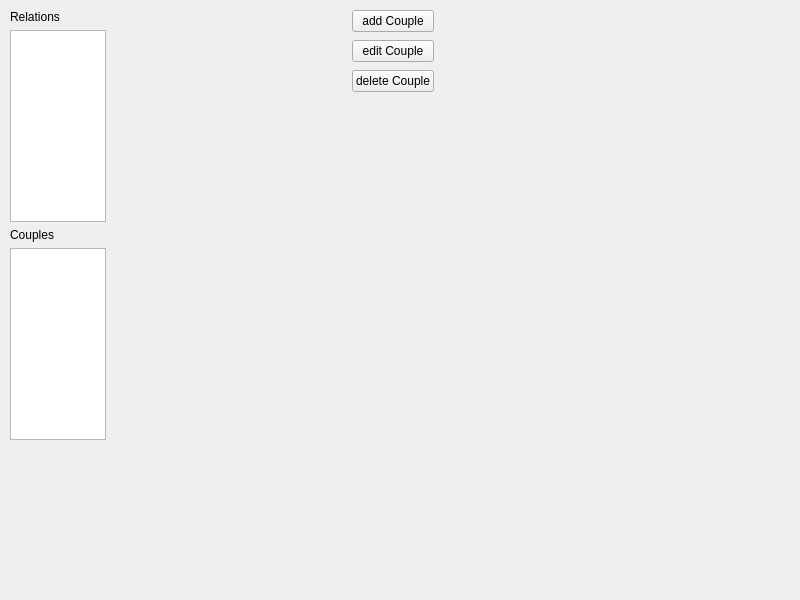
Above: 2.Application/plurinotes/views/v_mainrelation.ui from maxime-lucas/utc-lo21-plurinotes before the change. Below: the same form after it.
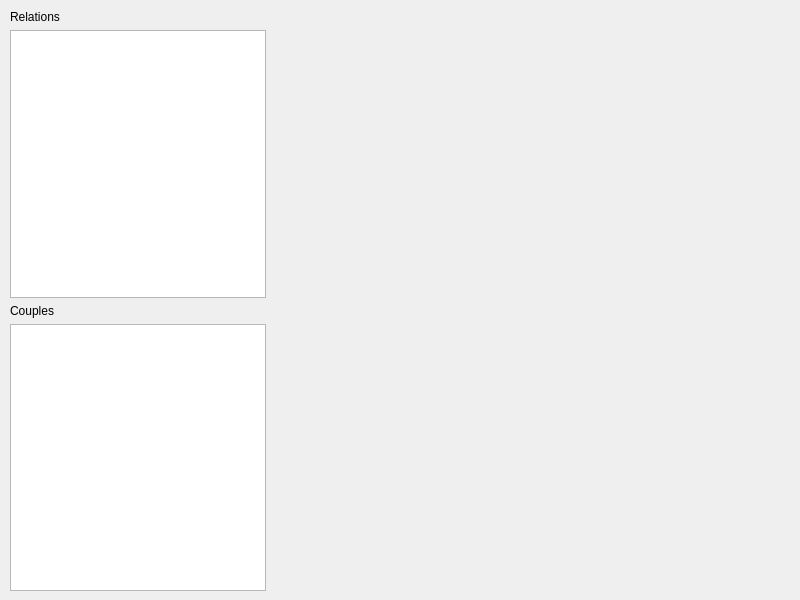
That is the form after the change.

The edit to the form file:
```diff
--- a/2.Application/plurinotes/views/v_mainrelation.ui
+++ b/2.Application/plurinotes/views/v_mainrelation.ui
@@ -13,6 +13,9 @@
   <property name="windowTitle">
    <string>Form</string>
   </property>
+  <property name="layoutDirection">
+   <enum>Qt::LeftToRight</enum>
+  </property>
   <widget class="QWidget" name="horizontalLayoutWidget">
    <property name="geometry">
     <rect>
@@ -22,9 +25,9 @@
      <height>581</height>
     </rect>
    </property>
-   <layout class="QHBoxLayout" name="centralLayout" stretch="30,100">
+   <layout class="QHBoxLayout" name="centralLayout" stretch="0,100">
     <property name="sizeConstraint">
-     <enum>QLayout::SetFixedSize</enum>
+     <enum>QLayout::SetDefaultConstraint</enum>
     </property>
     <item>
      <layout class="QVBoxLayout" name="relationView">
@@ -64,67 +67,9 @@
      </layout>
     </item>
     <item>
-     <layout class="QHBoxLayout" name="coupleLayout" stretch="0,0">
-      <property name="spacing">
-       <number>8</number>
-      </property>
-      <item>
-       <layout class="QVBoxLayout" name="coupleView">
-        <item>
-         <spacer name="horizontalSpacer_3">
-          <property name="orientation">
-           <enum>Qt::Horizontal</enum>
-          </property>
-          <property name="sizeType">
-           <enum>QSizePolicy::Expanding</enum>
-          </property>
-          <property name="sizeHint" stdset="0">
-           <size>
-            <width>80</width>
-            <height>20</height>
-           </size>
-          </property>
-         </spacer>
-        </item>
-       </layout>
-      </item>
-      <item>
-       <layout class="QVBoxLayout" name="coupleButon">
-        <item>
-         <widget class="QPushButton" name="btnAdd">
-          <property name="text">
-           <string>add Couple</string>
-          </property>
-         </widget>
-        </item>
-        <item>
-         <widget class="QPushButton" name="btnEdit">
-          <property name="text">
-           <string>edit Couple</string>
-          </property>
-         </widget>
-        </item>
-        <item>
-         <widget class="QPushButton" name="btnDelete">
-          <property name="text">
-           <string>delete Couple</string>
-          </property>
-         </widget>
-        </item>
-        <item>
-         <spacer name="verticalSpacer">
-          <property name="orientation">
-           <enum>Qt::Vertical</enum>
-          </property>
-          <property name="sizeHint" stdset="0">
-           <size>
-            <width>20</width>
-            <height>40</height>
-           </size>
-          </property>
-         </spacer>
-        </item>
-       </layout>
+     <layout class="QGridLayout" name="gridLayout">
+      <item row="1" column="0" colspan="2">
+       <widget class="QWidget" name="formWidget" native="true"/>
       </item>
      </layout>
     </item>
```
Left out of the diff: 6 changed lines with no effect on the pictures.
